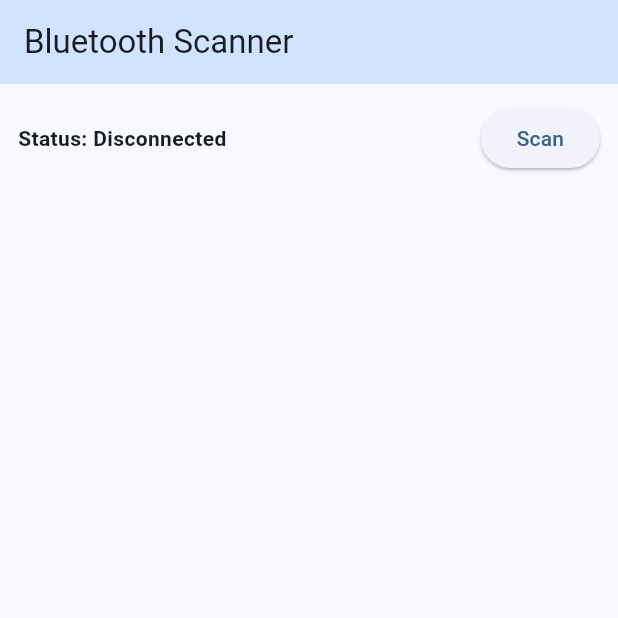
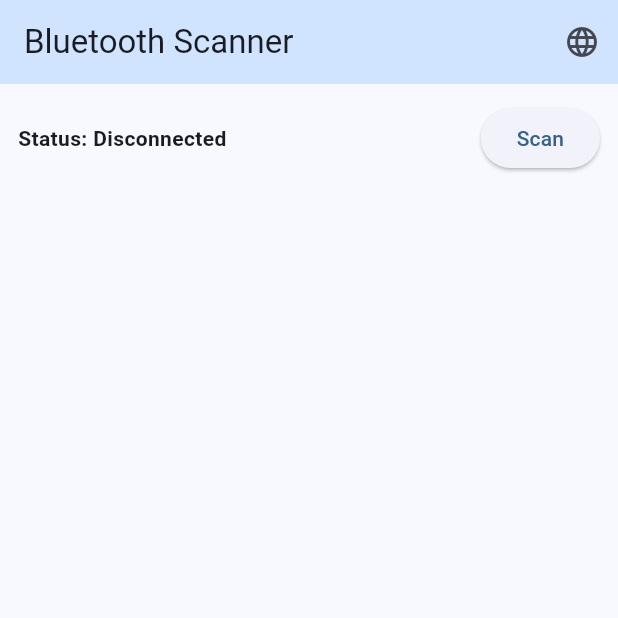
Before and after one commit to pedao018/heart_03, a Flutter app: the screen it shows after launch, on a phone screen of 412 x 824 dp, the top half of it. Run offline on Flutter 3.47's test engine with Material 3 defaults, Android fonts, the phone set to English and light mode, and no system bars; our stand-ins replace flutter_blue_plus, geolocator, permission_handler; missing offline and left inert: flutter_ble_peripheral, flutter_bluetooth_serial_plus.

Commit message:
update: add support multiple language En, Vi

````diff
--- /dev/null
+++ b/l10n.yaml
@@ -0,0 +1,3 @@
+arb-dir: lib/l10n
+template-arb-file: app_en.arb
+output-localization-file: app_localizations.dart
--- a/lib/client/client_app.dart
+++ b/lib/client/client_app.dart
@@ -6,9 +6,11 @@ import 'package:flutter/material.dart';
 import 'package:flutter/services.dart';
 import 'package:flutter_bluetooth_serial_plus/flutter_bluetooth_serial_plus.dart' as classic;
 import 'package:flutter_blue_plus/flutter_blue_plus.dart' as ble;
+import 'package:heart_03/l10n/app_localizations.dart';
 import 'package:heart_03/utils/utils.dart';
 import 'package:permission_handler/permission_handler.dart';
 import 'package:geolocator/geolocator.dart';
+import 'package:heart_03/main.dart';
 
 class DiscoveredDevice {
   final String name;
@@ -25,12 +27,7 @@ class ClientApp extends StatelessWidget {
 
   @override
   Widget build(BuildContext context) {
-    return MaterialApp(
-      title: 'Bluetooth App',
-      debugShowCheckedModeBanner: false,
-      theme: ThemeData(colorScheme: ColorScheme.fromSeed(seedColor: Colors.blue), useMaterial3: true),
-      home: const ClientPage(title: 'Bluetooth Scanner'),
-    );
+    return const ClientPage(title: 'Bluetooth Scanner');
   }
 }
 
@@ -106,20 +103,21 @@ class _ClientPageState extends State<ClientPage> with SingleTickerProviderStateM
   }
 
   void _showPermissionDialog() {
+    final l10n = AppLocalizations.of(context)!;
     showDialog(
       context: context,
       barrierDismissible: false,
       builder: (context) => AlertDialog(
-        title: const Text("Permissions Required"),
-        content: const Text("You can't use the app if permission is not granted"),
+        title: Text(l10n.permissionsTitle),
+        content: Text(l10n.permissionsContent),
         actions: [
-          TextButton(onPressed: () => SystemNavigator.pop(), child: const Text("No")),
+          TextButton(onPressed: () => SystemNavigator.pop(), child: Text(l10n.no)),
           TextButton(
             onPressed: () {
               Navigator.pop(context);
               _checkPermissions();
             },
-            child: const Text("Agree"),
+            child: Text(l10n.agree),
           ),
         ],
       ),
@@ -257,6 +255,7 @@ class _ClientPageState extends State<ClientPage> with SingleTickerProviderStateM
   }
 
   Future<void> _connectToClassic(classic.BluetoothDevice device) async {
+    final l10n = AppLocalizations.of(context)!;
     setState(() {
       isConnecting = true;
       connectedDeviceName = device.name;
@@ -292,7 +291,7 @@ class _ClientPageState extends State<ClientPage> with SingleTickerProviderStateM
             }
           });
     } catch (e) {
-      if (mounted) ScaffoldMessenger.of(context).showSnackBar(SnackBar(content: Text("Failed to connect: $e")));
+      if (mounted) ScaffoldMessenger.of(context).showSnackBar(SnackBar(content: Text(l10n.classicConnectionFailed(e.toString()))));
       setState(() => connectedDeviceName = null);
     } finally {
       if (mounted) setState(() => isConnecting = false);
@@ -300,6 +299,7 @@ class _ClientPageState extends State<ClientPage> with SingleTickerProviderStateM
   }
 
   Future<void> _connectToBle(ble.BluetoothDevice device) async {
+    final l10n = AppLocalizations.of(context)!;
     Utils.instance.printLogs(_tag, "_connectToBle: ${device.remoteId}");
     setState(() {
       isConnecting = true;
@@ -373,7 +373,7 @@ class _ClientPageState extends State<ClientPage> with SingleTickerProviderStateM
       }
 
       if (!serviceFound && mounted) {
-        ScaffoldMessenger.of(context).showSnackBar(const SnackBar(content: Text("Heart Service not found on Server device.")));
+        ScaffoldMessenger.of(context).showSnackBar(SnackBar(content: Text(l10n.serviceNotFound)));
       }
 
       setState(() {
@@ -393,7 +393,7 @@ class _ClientPageState extends State<ClientPage> with SingleTickerProviderStateM
     } catch (e) {
       if (mounted) {
         Utils.instance.printLogs(_tag, "Final error: $e");
-        ScaffoldMessenger.of(context).showSnackBar(SnackBar(content: Text("BLE connection failed: $e")));
+        ScaffoldMessenger.of(context).showSnackBar(SnackBar(content: Text(l10n.bleConnectionFailed(e.toString()))));
         setState(() => connectedDeviceName = null);
       }
     } finally {
@@ -421,10 +421,30 @@ class _ClientPageState extends State<ClientPage> with SingleTickerProviderStateM
 
   @override
   Widget build(BuildContext context) {
+    final l10n = AppLocalizations.of(context)!;
     return Stack(
       children: [
         Scaffold(
-          appBar: AppBar(title: Text(widget.title), backgroundColor: Theme.of(context).colorScheme.primaryContainer),
+          appBar: AppBar(
+            title: Text(l10n.scannerTitle),
+            backgroundColor: Theme.of(context).colorScheme.primaryContainer,
+            actions: [
+              PopupMenuButton<String>(
+                onSelected: (value) {
+                  if (value == 'en') {
+                    MyApp.of(context).setLocale(const Locale('en'));
+                  } else {
+                    MyApp.of(context).setLocale(const Locale('vi'));
+                  }
+                },
+                itemBuilder: (context) => [
+                  const PopupMenuItem(value: 'en', child: Text('English')),
+                  const PopupMenuItem(value: 'vi', child: Text('Tiếng Việt')),
+                ],
+                icon: const Icon(Icons.language),
+              ),
+            ],
+          ),
           body: Column(
             children: [
               _buildStatusBar(),
@@ -436,15 +456,15 @@ class _ClientPageState extends State<ClientPage> with SingleTickerProviderStateM
         if (isConnecting)
           Container(
             color: Colors.black54,
-            child: const Center(
+            child: Center(
               child: Column(
                 mainAxisSize: MainAxisSize.min,
                 children: [
-                  CircularProgressIndicator(),
-                  SizedBox(height: 16),
+                  const CircularProgressIndicator(),
+                  const SizedBox(height: 16),
                   Text(
-                    "Connecting...",
-                    style: TextStyle(color: Colors.white, fontSize: 18, decoration: TextDecoration.none),
+                    l10n.connecting,
+                    style: const TextStyle(color: Colors.white, fontSize: 18, decoration: TextDecoration.none),
                   ),
                 ],
               ),
@@ -455,19 +475,20 @@ class _ClientPageState extends State<ClientPage> with SingleTickerProviderStateM
   }
 
   Widget _buildStatusBar() {
+    final l10n = AppLocalizations.of(context)!;
     return Padding(
       padding: const EdgeInsets.all(12.0),
       child: Row(
         children: [
           Expanded(
             child: Text(
-              isConnected ? "Connected to: $connectedDeviceName" : "Status: Disconnected",
+              isConnected ? l10n.connectedTo(connectedDeviceName ?? "Unknown") : l10n.statusDisconnected,
               style: const TextStyle(fontWeight: FontWeight.bold),
             ),
           ),
           ElevatedButton(
             onPressed: (isDiscovering || isConnecting) ? null : (isConnected ? _disconnect : _startDiscovery),
-            child: Text(isConnected ? "Disconnect" : (isDiscovering ? "Scanning..." : "Scan")),
+            child: Text(isConnected ? l10n.disconnect : (isDiscovering ? l10n.scanning : l10n.scan)),
           ),
         ],
       ),
@@ -475,9 +496,10 @@ class _ClientPageState extends State<ClientPage> with SingleTickerProviderStateM
   }
 
   Widget _buildScanView() {
+    final l10n = AppLocalizations.of(context)!;
     if (results.isEmpty && !isDiscovering && hasSearched) {
-      return const Center(
-        child: Text("No device found", style: TextStyle(color: Colors.grey, fontSize: 16)),
+      return Center(
+        child: Text(l10n.noDeviceFound, style: const TextStyle(color: Colors.grey, fontSize: 16)),
       );
     }
 
@@ -486,7 +508,7 @@ class _ClientPageState extends State<ClientPage> with SingleTickerProviderStateM
       itemBuilder: (context, i) {
         final d = results[i];
         return ListTile(
-          leading: Icon(Icons.bluetooth, color: d.isBle ? Colors.green : Colors.blue),
+          leading: const Icon(Icons.bluetooth),
           title: Text(d.name),
           subtitle: Text("${d.address} | ${d.rssi} dBm"),
           onTap: () => _onDeviceTap(d),
@@ -496,6 +518,7 @@ class _ClientPageState extends State<ClientPage> with SingleTickerProviderStateM
   }
 
   Widget _buildDataView() {
+    final l10n = AppLocalizations.of(context)!;
     bool isDanger = (_currentBpm ?? 0) >= 100;
     Color bgColor = isDanger ? Colors.red.shade50 : Colors.green.shade50;
 
@@ -542,7 +565,7 @@ class _ClientPageState extends State<ClientPage> with SingleTickerProviderStateM
               child: SingleChildScrollView(
                 reverse: true,
                 child: Text(
-                  _receivedData.isEmpty ? "> Waiting for data..." : _receivedData,
+                  _receivedData.isEmpty ? l10n.waitingForData : _receivedData,
                   style: const TextStyle(color: Colors.greenAccent, fontFamily: 'monospace'),
                 ),
               ),
@@ -550,7 +573,7 @@ class _ClientPageState extends State<ClientPage> with SingleTickerProviderStateM
           ),
           Padding(
             padding: const EdgeInsets.all(16),
-            child: ElevatedButton(onPressed: () => setState(() => _receivedData = ""), child: const Text("Clear Terminal")),
+            child: ElevatedButton(onPressed: () => setState(() => _receivedData = ""), child: Text(l10n.clearTerminal)),
           ),
         ],
       ),
--- /dev/null
+++ b/lib/l10n/app_localizations.dart
@@ -0,0 +1,242 @@
+import 'dart:async';
+
+import 'package:flutter/foundation.dart';
+import 'package:flutter/widgets.dart';
+import 'package:flutter_localizations/flutter_localizations.dart';
+import 'package:intl/intl.dart' as intl;
+
+import 'app_localizations_en.dart';
+import 'app_localizations_vi.dart';
+
+// ignore_for_file: type=lint
+
+/// Callers can lookup localized strings with an instance of AppLocalizations
+/// returned by `AppLocalizations.of(context)`.
+///
+/// Applications need to include `AppLocalizations.delegate()` in their app's
+/// `localizationDelegates` list, and the locales they support in the app's
+/// `supportedLocales` list. For example:
+///
+/// ```dart
+/// import 'l10n/app_localizations.dart';
+///
+/// return MaterialApp(
+///   localizationsDelegates: AppLocalizations.localizationsDelegates,
+///   supportedLocales: AppLocalizations.supportedLocales,
+///   home: MyApplicationHome(),
+/// );
+/// ```
+///
+/// ## Update pubspec.yaml
+///
+/// Please make sure to update your pubspec.yaml to include the following
+/// packages:
+///
+/// ```yaml
+/// dependencies:
+///   # Internationalization support.
+///   flutter_localizations:
+///     sdk: flutter
+///   intl: any # Use the pinned version from flutter_localizations
+///
+///   # Rest of dependencies
+/// ```
+///
+/// ## iOS Applications
+///
+/// iOS applications define key application metadata, including supported
+/// locales, in an Info.plist file that is built into the application bundle.
+/// To configure the locales supported by your app, you’ll need to edit this
+/// file.
+///
+/// First, open your project’s ios/Runner.xcworkspace Xcode workspace file.
+/// Then, in the Project Navigator, open the Info.plist file under the Runner
+/// project’s Runner folder.
+///
+/// Next, select the Information Property List item, select Add Item from the
+/// Editor menu, then select Localizations from the pop-up menu.
+///
+/// Select and expand the newly-created Localizations item then, for each
+/// locale your application supports, add a new item and select the locale
+/// you wish to add from the pop-up menu in the Value field. This list should
+/// be consistent with the languages listed in the AppLocalizations.supportedLocales
+/// property.
+abstract class AppLocalizations {
+  AppLocalizations(String locale)
+    : localeName = intl.Intl.canonicalizedLocale(locale.toString());
+
+  final String localeName;
+
+  static AppLocalizations? of(BuildContext context) {
+    return Localizations.of<AppLocalizations>(context, AppLocalizations);
+  }
+
+  static const LocalizationsDelegate<AppLocalizations> delegate =
+      _AppLocalizationsDelegate();
+
+  /// A list of this localizations delegate along with the default localizations
+  /// delegates.
+  ///
+  /// Returns a list of localizations delegates containing this delegate along with
+  /// GlobalMaterialLocalizations.delegate, GlobalCupertinoLocalizations.delegate,
+  /// and GlobalWidgetsLocalizations.delegate.
+  ///
+  /// Additional delegates can be added by appending to this list in
+  /// MaterialApp. This list does not have to be used at all if a custom list
+  /// of delegates is preferred or required.
+  static const List<LocalizationsDelegate<dynamic>> localizationsDelegates =
+      <LocalizationsDelegate<dynamic>>[
+        delegate,
+        GlobalMaterialLocalizations.delegate,
+        GlobalCupertinoLocalizations.delegate,
+        GlobalWidgetsLocalizations.delegate,
+      ];
+
+  /// A list of this localizations delegate's supported locales.
+  static const List<Locale> supportedLocales = <Locale>[
+    Locale('en'),
+    Locale('vi'),
+  ];
+
+  /// No description provided for @scannerTitle.
+  ///
+  /// In en, this message translates to:
+  /// **'Bluetooth Scanner'**
+  String get scannerTitle;
+
+  /// No description provided for @permissionsTitle.
+  ///
+  /// In en, this message translates to:
+  /// **'Permissions Required'**
+  String get permissionsTitle;
+
+  /// No description provided for @permissionsContent.
+  ///
+  /// In en, this message translates to:
+  /// **'You can\'t use the app if permission is not granted'**
+  String get permissionsContent;
+
+  /// No description provided for @no.
+  ///
+  /// In en, this message translates to:
+  /// **'No'**
+  String get no;
+
+  /// No description provided for @agree.
+  ///
+  /// In en, this message translates to:
+  /// **'Agree'**
+  String get agree;
+
+  /// No description provided for @noDeviceFound.
+  ///
+  /// In en, this message translates to:
+  /// **'No device found'**
+  String get noDeviceFound;
+
+  /// No description provided for @scan.
+  ///
+  /// In en, this message translates to:
+  /// **'Scan'**
+  String get scan;
+
+  /// No description provided for @scanning.
+  ///
+  /// In en, this message translates to:
+  /// **'Scanning...'**
+  String get scanning;
+
+  /// No description provided for @disconnect.
+  ///
+  /// In en, this message translates to:
+  /// **'Disconnect'**
+  String get disconnect;
+
+  /// No description provided for @connecting.
+  ///
+  /// In en, this message translates to:
+  /// **'Connecting...'**
+  String get connecting;
+
+  /// No description provided for @connectedTo.
+  ///
+  /// In en, this message translates to:
+  /// **'Connected to: {deviceName}'**
+  String connectedTo(String deviceName);
+
+  /// No description provided for @statusDisconnected.
+  ///
+  /// In en, this message translates to:
+  /// **'Status: Disconnected'**
+  String get statusDisconnected;
+
+  /// No description provided for @waitingForData.
+  ///
+  /// In en, this message translates to:
+  /// **'> Waiting for data...'**
+  String get waitingForData;
+
+  /// No description provided for @clearTerminal.
+  ///
+  /// In en, this message translates to:
+  /// **'Clear Terminal'**
+  String get clearTerminal;
+
+  /// No description provided for @bpm.
+  ///
+  /// In en, this message translates to:
+  /// **'BPM'**
+  String get bpm;
+
+  /// No description provided for @serviceNotFound.
+  ///
+  /// In en, this message translates to:
+  /// **'Heart Service not found on Server device.'**
+  String get serviceNotFound;
+
+  /// No description provided for @bleConnectionFailed.
+  ///
+  /// In en, this message translates to:
+  /// **'BLE connection failed: {error}'**
+  String bleConnectionFailed(String error);
+
+  /// No description provided for @classicConnectionFailed.
+  ///
+  /// In en, this message translates to:
+  /// **'Failed to connect: {error}'**
+  String classicConnectionFailed(String error);
+}
+
+class _AppLocalizationsDelegate
+    extends LocalizationsDelegate<AppLocalizations> {
+  const _AppLocalizationsDelegate();
+
+  @override
+  Future<AppLocalizations> load(Locale locale) {
+    return SynchronousFuture<AppLocalizations>(lookupAppLocalizations(locale));
+  }
+
+  @override
+  bool isSupported(Locale locale) =>
+      <String>['en', 'vi'].contains(locale.languageCode);
+
+  @override
+  bool shouldReload(_AppLocalizationsDelegate old) => false;
+}
+
+AppLocalizations lookupAppLocalizations(Locale locale) {
+  // Lookup logic when only language code is specified.
+  switch (locale.languageCode) {
+    case 'en':
+      return AppLocalizationsEn();
+    case 'vi':
+      return AppLocalizationsVi();
+  }
+
+  throw FlutterError(
+    'AppLocalizations.delegate failed to load unsupported locale "$locale". This is likely '
+    'an issue with the localizations generation tool. Please file an issue '
+    'on GitHub with a reproducible sample app and the gen-l10n configuration '
+    'that was used.',
+  );
+}
--- a/lib/main.dart
+++ b/lib/main.dart
@@ -1,8 +1,54 @@
 import 'package:flutter/material.dart';
+import 'package:flutter_localizations/flutter_localizations.dart';
 import 'package:heart_03/client/client_app.dart';
 import 'package:heart_03/server/server_app.dart';
 
+import 'l10n/app_localizations.dart';
+
 void main() {
-  runApp(const ClientApp());
-   //runApp(const ServerApp());
+  runApp(const MyApp());
 }
+
+class MyApp extends StatefulWidget {
+  const MyApp({super.key});
+
+  @override
+  State<MyApp> createState() => MyAppState();
+
+  static MyAppState of(BuildContext context) =>
+      context.findAncestorStateOfType<MyAppState>()!;
+}
+
+class MyAppState extends State<MyApp> {
+  Locale _locale = const Locale('en');
+
+  void setLocale(Locale value) {
+    setState(() {
+      _locale = value;
+    });
+  }
+
+  @override
+  Widget build(BuildContext context) {
+    return MaterialApp(
+      title: 'Heart Rate App',
+      debugShowCheckedModeBanner: false,
+      theme: ThemeData(
+        colorScheme: ColorScheme.fromSeed(seedColor: Colors.blue),
+        useMaterial3: true,
+      ),
+      localizationsDelegates: const [
+        AppLocalizations.delegate,
+        GlobalMaterialLocalizations.delegate,
+        GlobalWidgetsLocalizations.delegate,
+        GlobalCupertinoLocalizations.delegate,
+      ],
+      supportedLocales: const [
+        Locale('en'),
+        Locale('vi'),
+      ],
+      locale: _locale,
+      home: const ClientApp(),
+    );
+  }
+}
--- a/pubspec.yaml
+++ b/pubspec.yaml
@@ -10,6 +10,9 @@ environment:
 dependencies:
   flutter:
     sdk: flutter
+  flutter_localizations:
+    sdk: flutter
+  intl: any
 
   cupertino_icons: ^1.0.8
   flutter_bluetooth_serial_plus: ^0.5.1
@@ -25,3 +28,4 @@ dev_dependencies:
 
 flutter:
   uses-material-design: true
+  generate: true
````
Also changed, not shown: lib/l10n/app_en.arb (added, +41 -0 lines), lib/l10n/app_localizations_en.dart (added, +71 -0 lines), lib/l10n/app_localizations_vi.dart (added, +71 -0 lines), lib/l10n/app_vi.arb (added, +41 -0 lines), pubspec.lock.
